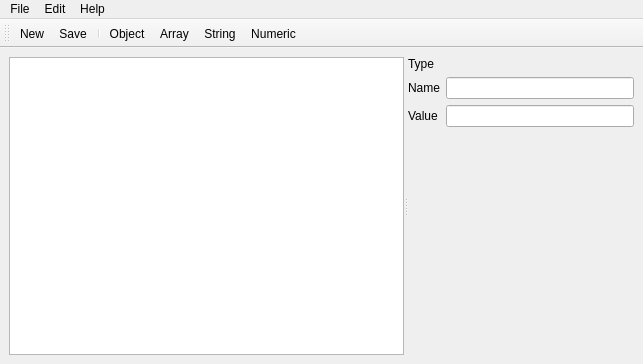
First picture: the form in qtree1/mainwindow.ui, repository knalum/qt_stuff, before the edit.
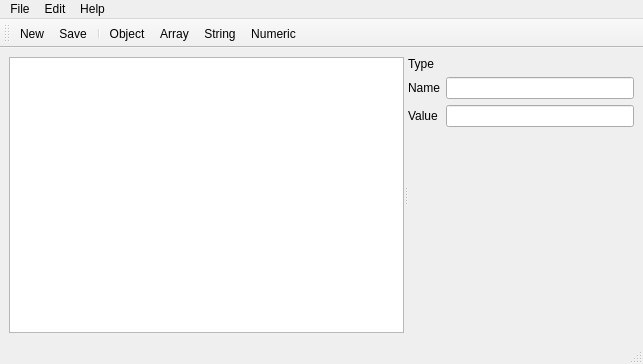
Second picture: the form after the edit. Icons and pictures are not drawn.

```diff
--- a/qtree1/mainwindow.ui
+++ b/qtree1/mainwindow.ui
@@ -135,6 +135,7 @@
    <addaction name="actionString_Item"/>
    <addaction name="actionNumeric"/>
   </widget>
+  <widget class="QStatusBar" name="statusBar"/>
   <action name="actionNew">
    <property name="icon">
     <iconset resource="res.qrc">
```
Left out of the diff: 18 changed lines with no effect on the pictures.
